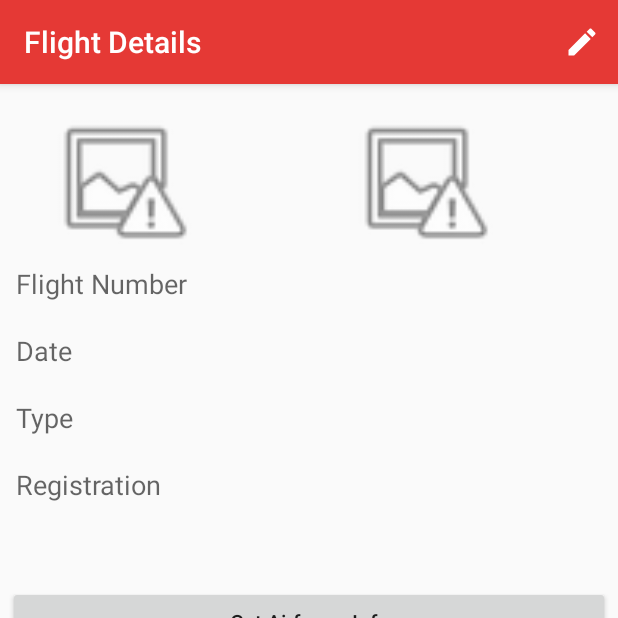
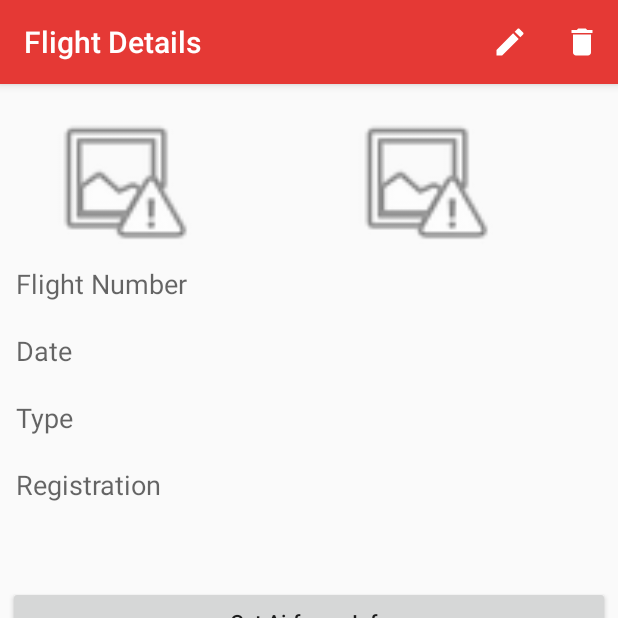
Before and after one commit to faiyaz72/FlightDiary, an Android app: the FlightClickActivity screen opened directly, with no data from a screen before it, on a phone screen of 412 x 824 dp, the top half of it. Run offline under Robolectric (Android 15) with nearby library versions, the phone set to English and light mode, and no system bars; 6 statements that could not run were skipped.

Commit message:
added delete button

```diff
--- /dev/null
+++ b/FlightDiary/flightdiary/src/main/res/drawable/ic_delete.xml
@@ -0,0 +1,9 @@
+<vector xmlns:android="http://schemas.android.com/apk/res/android"
+        android:width="24dp"
+        android:height="24dp"
+        android:viewportWidth="24.0"
+        android:viewportHeight="24.0">
+    <path
+        android:fillColor="#FFFFFFFF"
+        android:pathData="M6,19c0,1.1 0.9,2 2,2h8c1.1,0 2,-0.9 2,-2V7H6v12zM19,4h-3.5l-1,-1h-5l-1,1H5v2h14V4z"/>
+</vector>
--- a/FlightDiary/flightdiary/src/main/res/menu/flightclick_menu.xml
+++ b/FlightDiary/flightdiary/src/main/res/menu/flightclick_menu.xml
@@ -12,4 +12,11 @@
         android:onClick="modifyFlight"
         >
     </item>
+
+    <item
+        android:icon="@drawable/ic_delete"
+        app:showAsAction="ifRoom"
+        android:title="Delete"
+        android:onClick="deleteFlight">
+        </item>
 </menu>
```
Also changed, not shown: FlightDiary/flightdiary/src/main/java/com/example/android/flightdiary/FlightClickActivity.java (+35 -0 lines), FlightDiary/flightdiary/src/main/res/drawable/ic_save.xml (added, +9 -0 lines).
